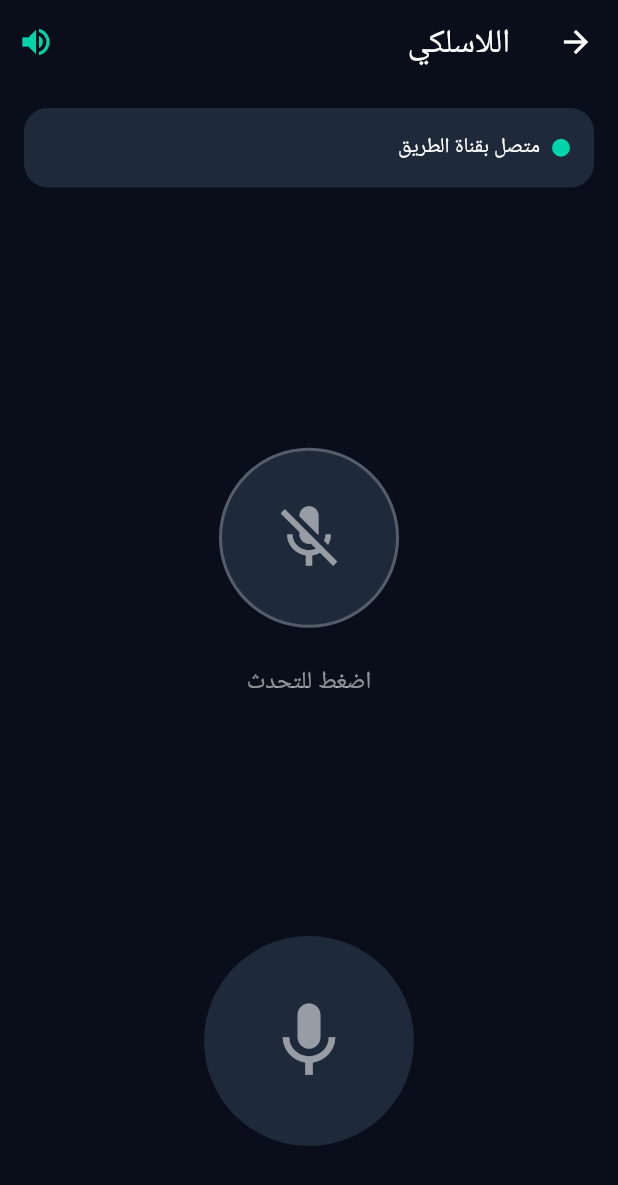
After one commit to ksu203/rafeeq, a Flutter app: the screen it shows after launch, after a tap on "لاسلكي", on a phone screen of 412 x 824 dp. The commit adds this screen. Shown: the top 1185 px of the screen. Run offline on Flutter 3.47's test engine with Material 3 defaults, Android fonts, the light colour scheme and no system bars; our stand-ins replace cloud_firestore, firebase_auth, firebase_core, firebase_storage, flutter_map, image_picker and 1 more; accounts and stored records are empty; network calls fail.

Commit message:
إضافة شاشة اللاسلكي

```diff
--- a/lib/main.dart
+++ b/lib/main.dart
@@ -23,7 +23,7 @@ class RafeeqApp extends StatelessWidget {
         colorScheme: ColorScheme.fromSeed(seedColor: const Color(0xFF00D4AA)),
         useMaterial3: true,
       ),
-      home: const MapScreen(),
+      home: MapScreen(),
     );
   }
 }
--- /dev/null
+++ b/lib/walkie_talkie_screen.dart
@@ -0,0 +1,131 @@
+import 'package:flutter/material.dart';
+
+class WalkieTalkieScreen extends StatefulWidget {
+  final String channelName;
+  const WalkieTalkieScreen({
+    super.key,
+    this.channelName = 'riyadh-jeddah',
+  });
+
+  @override
+  State<WalkieTalkieScreen> createState() => _WalkieTalkieScreenState();
+}
+
+class _WalkieTalkieScreenState extends State<WalkieTalkieScreen> {
+  bool _isTalking = false;
+  bool _isMuted = false;
+
+  void _toggleMute() {
+    setState(() => _isMuted = !_isMuted);
+  }
+
+  @override
+  Widget build(BuildContext context) {
+    return Directionality(
+      textDirection: TextDirection.rtl,
+      child: Scaffold(
+        backgroundColor: const Color(0xFF0A0E1A),
+        appBar: AppBar(
+          backgroundColor: const Color(0xFF0A0E1A),
+          title: const Text('اللاسلكي',
+              style: TextStyle(color: Colors.white)),
+          iconTheme: const IconThemeData(color: Colors.white),
+          actions: [
+            IconButton(
+              icon: Icon(
+                _isMuted ? Icons.volume_off : Icons.volume_up,
+                color: _isMuted ? Colors.red : const Color(0xFF00D4AA),
+              ),
+              onPressed: _toggleMute,
+            ),
+          ],
+        ),
+        body: Column(
+          children: [
+            Container(
+              margin: const EdgeInsets.all(16),
+              padding: const EdgeInsets.all(16),
+              decoration: BoxDecoration(
+                color: const Color(0xFF1E2A3A),
+                borderRadius: BorderRadius.circular(16),
+              ),
+              child: Row(
+                children: [
+                  Container(
+                    width: 12,
+                    height: 12,
+                    decoration: const BoxDecoration(
+                      color: Color(0xFF00D4AA),
+                      shape: BoxShape.circle,
+                    ),
+                  ),
+                  const SizedBox(width: 8),
+                  const Text('متصل بقناة الطريق',
+                      style: TextStyle(color: Colors.white)),
+                ],
+              ),
+            ),
+            const Spacer(),
+            Container(
+              width: 120,
+              height: 120,
+              decoration: BoxDecoration(
+                color: _isTalking
+                    ? const Color(0xFF00D4AA)
+                    : const Color(0xFF1E2A3A),
+                shape: BoxShape.circle,
+                border: Border.all(color: Colors.white24, width: 2),
+              ),
+              child: Icon(
+                _isTalking ? Icons.mic : Icons.mic_off,
+                color: _isTalking ? Colors.black : Colors.white54,
+                size: 50,
+              ),
+            ),
+            const SizedBox(height: 24),
+            Text(
+              _isTalking ? 'تتحدث الآن...' : 'اضغط للتحدث',
+              style: TextStyle(
+                color: _isTalking
+                    ? const Color(0xFF00D4AA)
+                    : Colors.white54,
+                fontSize: 16,
+              ),
+            ),
+            const Spacer(),
+            GestureDetector(
+              onTapDown: (_) => setState(() => _isTalking = true),
+              onTapUp: (_) => setState(() => _isTalking = false),
+              onTapCancel: () => setState(() => _isTalking = false),
+              child: Container(
+                width: 140,
+                height: 140,
+                margin: const EdgeInsets.only(bottom: 60),
+                decoration: BoxDecoration(
+                  color: _isTalking
+                      ? const Color(0xFF00D4AA)
+                      : const Color(0xFF1E2A3A),
+                  shape: BoxShape.circle,
+                  boxShadow: _isTalking
+                      ? [
+                          BoxShadow(
+                            color: const Color(0xFF00D4AA).withOpacity(0.4),
+                            blurRadius: 30,
+                            spreadRadius: 10,
+                          )
+                        ]
+                      : [],
+                ),
+                child: Icon(
+                  Icons.mic,
+                  color: _isTalking ? Colors.black : Colors.white54,
+                  size: 60,
+                ),
+              ),
+            ),
+          ],
+        ),
+      ),
+    );
+  }
+}
--- a/pubspec.yaml
+++ b/pubspec.yaml
@@ -43,6 +43,7 @@ dependencies:
   geolocator: ^14.0.2
   image_picker: ^1.2.1
   http: ^1.6.0
+  agora_rtc_engine: ^6.5.3
 
 dev_dependencies:
   flutter_test:
```
Also changed, not shown: lib/map_screen.dart (+60 -118 lines), lib/walkie_talkie_screen_backup.dart (added, +131 -0 lines), pubspec.lock, 3 other files.
